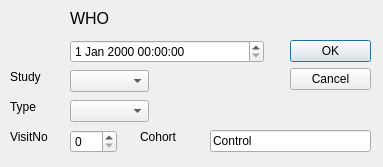
This is ui/schedule.ui in LabNeuroCogDevel/LNCDschedule as Qt 5 draws it before an edit. The edited form follows.
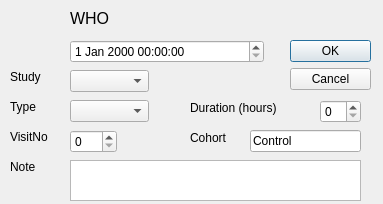
This is the edited form.

Commit message: schedule to db and calendar

Diff of the .ui file:
```diff
--- a/ui/schedule.ui
+++ b/ui/schedule.ui
@@ -7,7 +7,7 @@
     <x>0</x>
     <y>0</y>
     <width>383</width>
-    <height>167</height>
+    <height>204</height>
    </rect>
   </property>
   <property name="windowTitle">
@@ -129,10 +129,10 @@
   <widget class="QLabel" name="cohort_label">
    <property name="geometry">
     <rect>
-     <x>140</x>
+     <x>190</x>
      <y>130</y>
-     <width>59</width>
-     <height>14</height>
+     <width>41</width>
+     <height>16</height>
     </rect>
    </property>
    <property name="text">
@@ -142,9 +142,9 @@
   <widget class="QLineEdit" name="cohort_edit">
    <property name="geometry">
     <rect>
-     <x>210</x>
+     <x>250</x>
      <y>130</y>
-     <width>161</width>
+     <width>111</width>
      <height>22</height>
     </rect>
    </property>
@@ -152,6 +152,64 @@
     <string>Control</string>
    </property>
   </widget>
+  <widget class="QSpinBox" name="dur_hr_spin">
+   <property name="geometry">
+    <rect>
+     <x>320</x>
+     <y>100</y>
+     <width>41</width>
+     <height>23</height>
+    </rect>
+   </property>
+   <property name="suffix">
+    <string/>
+   </property>
+   <property name="maximum">
+    <number>10</number>
+   </property>
+   <property name="value">
+    <number>0</number>
+   </property>
+   <property name="displayIntegerBase">
+    <number>10</number>
+   </property>
+  </widget>
+  <widget class="QLabel" name="dur_hr_label">
+   <property name="geometry">
+    <rect>
+     <x>190</x>
+     <y>100</y>
+     <width>101</width>
+     <height>16</height>
+    </rect>
+   </property>
+   <property name="text">
+    <string>Duration (hours)</string>
+   </property>
+  </widget>
+  <widget class="QLabel" name="note_label">
+   <property name="geometry">
+    <rect>
+     <x>10</x>
+     <y>160</y>
+     <width>59</width>
+     <height>14</height>
+    </rect>
+   </property>
+   <property name="text">
+    <string>Note</string>
+   </property>
+  </widget>
+  <widget class="QTextEdit" name="note_edit">
+   <property name="geometry">
+    <rect>
+     <x>70</x>
+     <y>160</y>
+     <width>291</width>
+     <height>41</height>
+    </rect>
+   </property>
+  </widget>
  </widget>
  <resources/>
  <connections>
```
The commit also changes 5 other files.
